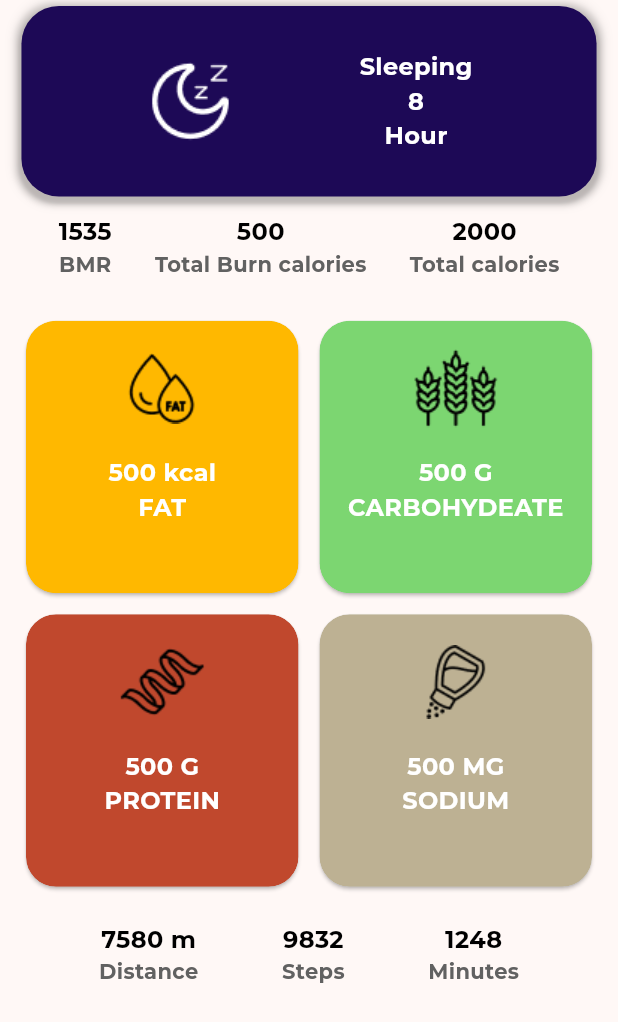
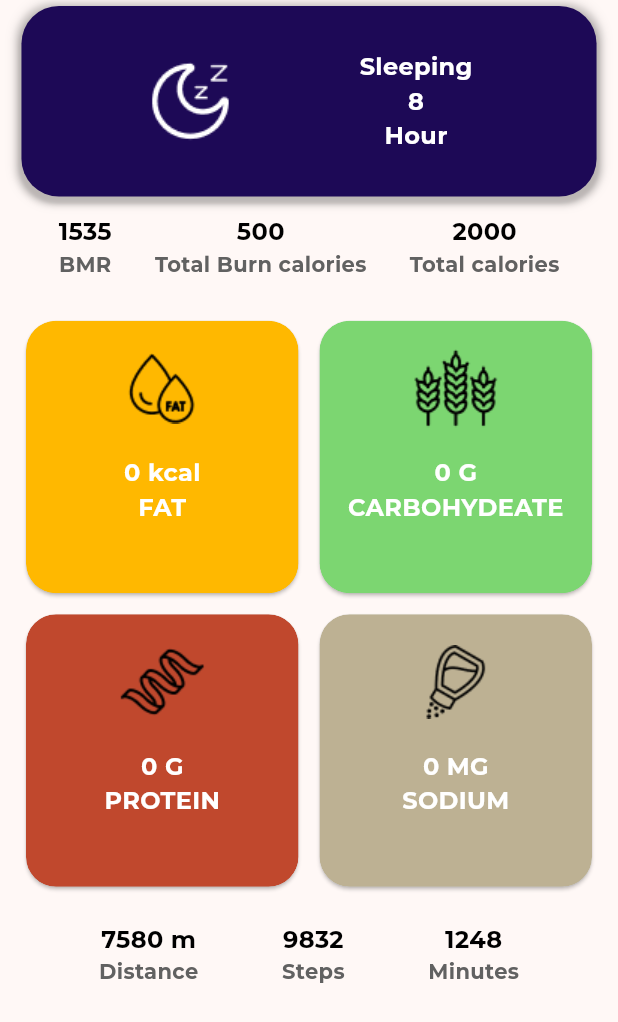
Before and after one commit to MydudeEiEi/Health-Tracker, a Flutter app: the HomePage screen opened directly, on a phone screen of 412 x 824 dp. Shown: the top 1022 px of the screen. Run offline on Flutter 3.47's test engine with Material 3 defaults, Android fonts, the phone set to English and light mode, and no system bars; our stand-ins replace cloud_firestore, firebase_auth, firebase_core, firebase_storage, flutter_slidable, google_fonts and 4 more; missing offline and left inert: day_night_time_picker, health; accounts and stored records are empty.

Commit message:
update home page connect to firebase for today nutrition data

```diff
--- a/lib/components/nutrition_card.dart
+++ b/lib/components/nutrition_card.dart
@@ -1,5 +1,6 @@
 import 'package:animations/animations.dart';
 import 'package:flutter/material.dart';
+import 'package:health_tracker/models/nutrition_history.dart';
 import 'package:health_tracker/utils/icon.dart';
 import 'package:health_tracker/utils/style.dart';
 
@@ -17,8 +18,10 @@ class NutritionCard extends StatelessWidget {
   String _cardLable;
   String _cardDetail;
   Widget nextPage;
+  NutritionHistory data;
 
-  NutritionCard(NutritionCardType cardType, this.nextPage, {Key? key})
+  NutritionCard(NutritionCardType cardType, this.nextPage, this.data,
+      {Key? key})
       : _backgroundColor = Colors.grey[100]!,
         _iconName = "",
         _cardLable = "",
@@ -29,25 +32,25 @@ class NutritionCard extends StatelessWidget {
         _backgroundColor = MyColors.fatCard;
         _iconName = "fat";
         _cardLable = "FAT";
-        _cardDetail = "500 kcal";
+        _cardDetail = "${data.fat} kcal";
         break;
       case NutritionCardType.carbohydeate:
         _backgroundColor = MyColors.carbohydeateCard;
         _iconName = "wheet";
         _cardLable = "CARBOHYDEATE";
-        _cardDetail = "500 G";
+        _cardDetail = "${data.carb} G";
         break;
       case NutritionCardType.protein:
         _backgroundColor = MyColors.proteinCard;
         _iconName = "protein";
         _cardLable = "PROTEIN";
-        _cardDetail = "500 G";
+        _cardDetail = "${data.protein} G";
         break;
       case NutritionCardType.sodium:
         _backgroundColor = MyColors.sodiumCard;
         _iconName = "sodium";
         _cardLable = "SODIUM";
-        _cardDetail = "500 MG";
+        _cardDetail = "${data.sodium} MG";
         break;
     }
   }
--- a/lib/controller/home_controller.dart
+++ b/lib/controller/home_controller.dart
@@ -1,10 +1,14 @@
 import 'package:flutter/foundation.dart';
+import 'package:health_tracker/controller/user_controller.dart';
+import 'package:health_tracker/models/nutrition_history.dart';
 import 'package:health_tracker/repository/health_repository.dart';
 import 'package:health_tracker/models/blood_glucose.dart';
+import 'package:health_tracker/repository/nutrition_history_repository.dart';
 
 class HomeController {
-
   final repository = HealthRepository();
+  final NutritionHistoryRepository nutritionHistoryRepository =
+      NutritionHistoryRepository();
   // Future<void> getDataFirebase() async {
   //   final movieRef = FirebaseFirestore.instance
   //     .collection('movies')
@@ -17,29 +21,28 @@ class HomeController {
 
   // }
 
-
+  Future<NutritionHistory> getUserNutritionHistory() async {
+    final String userId = UserController.user?.uid ?? '';
+    final data = await nutritionHistoryRepository
+        .getUserNutritionHistoryByUserUidAndDate(userId, DateTime.now());
+    if (data != null) {
+      return data;
+    } else {
+      final newData = NutritionHistory(
+        carb: 0,
+        fat: 0,
+        protein: 0,
+        sodium: 0,
+        day: DateTime.now(),
+        userUid: userId,
+      );
+      await nutritionHistoryRepository.addNutritionHistory(newData);
+      return newData;
+    }
+  }
 
   final bloodGlucoses = ValueNotifier(<BloodGlucose>[]);
   Future<void> getData() async {
     bloodGlucoses.value = await repository.getBloodGlucose();
   }
 }
-
-class Movie {
-  final String id;
-  final String name;
-
-  Movie(this.id, this.name);
-
-  factory Movie.fromJson(Map<String, dynamic> json) {
-    return Movie(
-      json['id'] as String,
-      json['name'] as String,
-    );
-  }
-
-  Map<String, dynamic> toJson() => <String, dynamic>{
-        'id': id,
-        'name': name,
-      };
-}
--- /dev/null
+++ b/lib/models/nutrition_history.dart
@@ -0,0 +1,46 @@
+import 'package:cloud_firestore/cloud_firestore.dart';
+
+class NutritionHistory {
+  final num carb;
+  final num fat;
+  final num protein;
+  final num sodium;
+  final DateTime day;
+  final String userUid;
+
+  NutritionHistory({
+    required this.carb,
+    required this.fat,
+    required this.protein,
+    required this.sodium,
+    required this.day,
+    required this.userUid,
+  });
+
+  factory NutritionHistory.fromJson(Map<String, dynamic> json) {
+    return NutritionHistory(
+      carb: json['carb'],
+      fat: json['fat'],
+      protein: json['protein'],
+      sodium: json['sodium'],
+      day: (json['day'].toDate()),
+      userUid: json['user_id'],
+    );
+  }
+
+  Map<String, dynamic> toJson() {
+    return {
+      'carb': carb,
+      'fat': fat,
+      'protein': protein,
+      'sodium': sodium,
+      'day': Timestamp.fromDate(day),
+      'user_id': userUid,
+    };
+  }
+
+  @override
+  String toString() {
+    return 'carb: $carb, fat: $fat, protein: $protein, sodium: $sodium, day: $day, userUid: $userUid';
+  }
+}
--- a/lib/pages/gym_page.dart
+++ b/lib/pages/gym_page.dart
@@ -308,7 +308,6 @@ class _GymPageState extends State<GymPage> {
     final double screenWidth = MediaQuery.of(context).size.width;
     final setTime = _timerSeconds;
 
-
     return Padding(
       padding:
           EdgeInsets.symmetric(horizontal: screenWidth * .025, vertical: 15),
@@ -397,8 +396,6 @@ class _GymPageState extends State<GymPage> {
                                   }
                                   _timerSeconds -= 1;
                                   exerciseTime = setTime - _timerSeconds;
-                                  print(kcalCalculator(
-                                      menuList[index]['title']!, exerciseTime));
                                 });
                               });
                             }
--- a/lib/pages/home_page.dart
+++ b/lib/pages/home_page.dart
@@ -2,6 +2,7 @@ import 'package:flutter/material.dart';
 import 'package:health_tracker/components/nutrition_card.dart';
 import 'package:health_tracker/components/recommended_menu_card.dart';
 import 'package:health_tracker/controller/home_controller.dart';
+import 'package:health_tracker/models/nutrition_history.dart';
 import 'package:health_tracker/pages/nutrition_page.dart';
 import 'package:health_tracker/utils/icon.dart';
 import 'package:health_tracker/utils/style.dart';
@@ -15,6 +16,22 @@ class HomePage extends StatefulWidget {
 
 class _HomePageState extends State<HomePage> {
   final controller = HomeController();
+  NutritionHistory userNutritionData = NutritionHistory(
+      fat: 0, carb: 0, protein: 0, sodium: 0, day: DateTime.now(), userUid: '');
+
+  void loadNutritionData() {
+    controller.getUserNutritionHistory().then((value) {
+      setState(() {
+        userNutritionData = value;
+      });
+    });
+  }
+
+  @override
+  void initState() {
+    super.initState();
+    loadNutritionData();
+  }
 
   @override
   Widget build(BuildContext context) {
@@ -133,20 +150,26 @@ class _HomePageState extends State<HomePage> {
             children: [
               Expanded(
                   child: NutritionCard(
-                      NutritionCardType.fat, NutritionPage(NutritionType.fat))),
+                      NutritionCardType.fat,
+                      NutritionPage(
+                        NutritionType.fat,
+                      ),
+                      userNutritionData)),
               Expanded(
-                  child: NutritionCard(NutritionCardType.carbohydeate,
-                      NutritionPage(NutritionType.carbohydeate))),
+                  child: NutritionCard(
+                      NutritionCardType.carbohydeate,
+                      NutritionPage(NutritionType.carbohydeate),
+                      userNutritionData)),
             ],
           ),
           Row(
             children: [
               Expanded(
                   child: NutritionCard(NutritionCardType.protein,
-                      NutritionPage(NutritionType.protein))),
+                      NutritionPage(NutritionType.protein), userNutritionData)),
               Expanded(
                   child: NutritionCard(NutritionCardType.sodium,
-                      NutritionPage(NutritionType.sodium))),
+                      NutritionPage(NutritionType.sodium), userNutritionData)),
             ],
           ),
           SizedBox(height: screenHight * .02),
```
Also changed, not shown: lib/repository/nutrition_history_repository.dart (added, +51 -0 lines).
